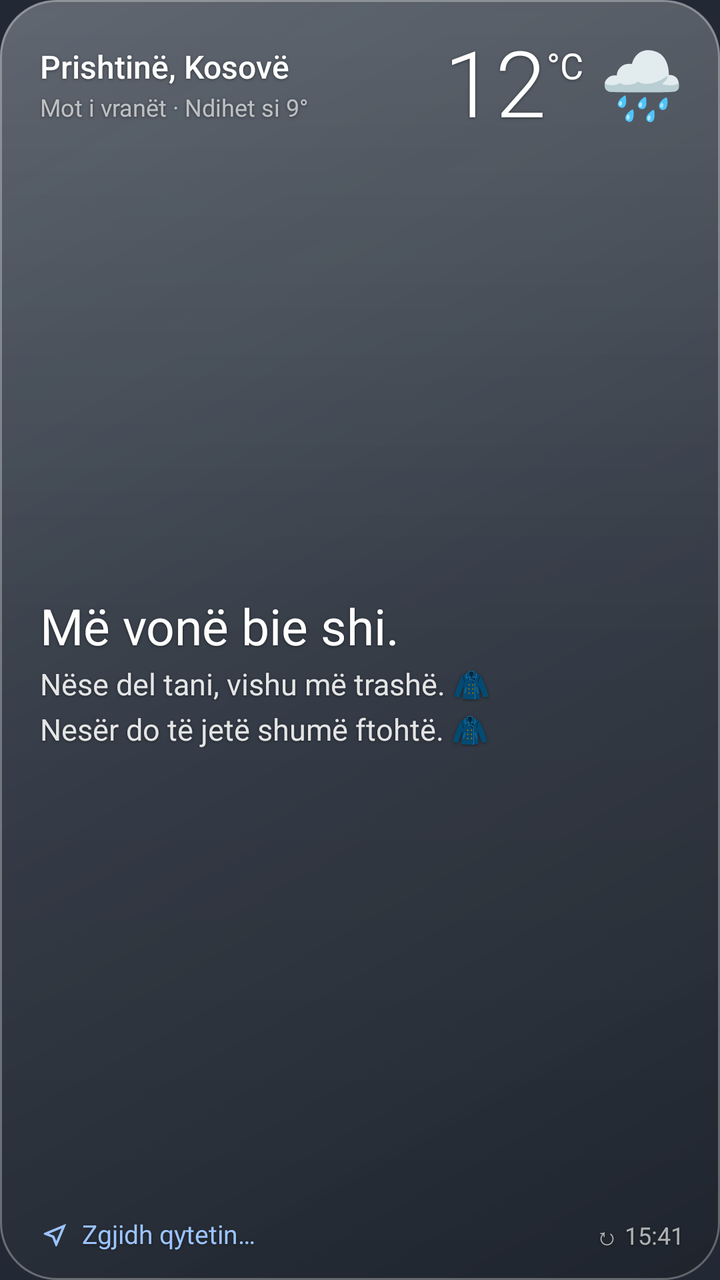
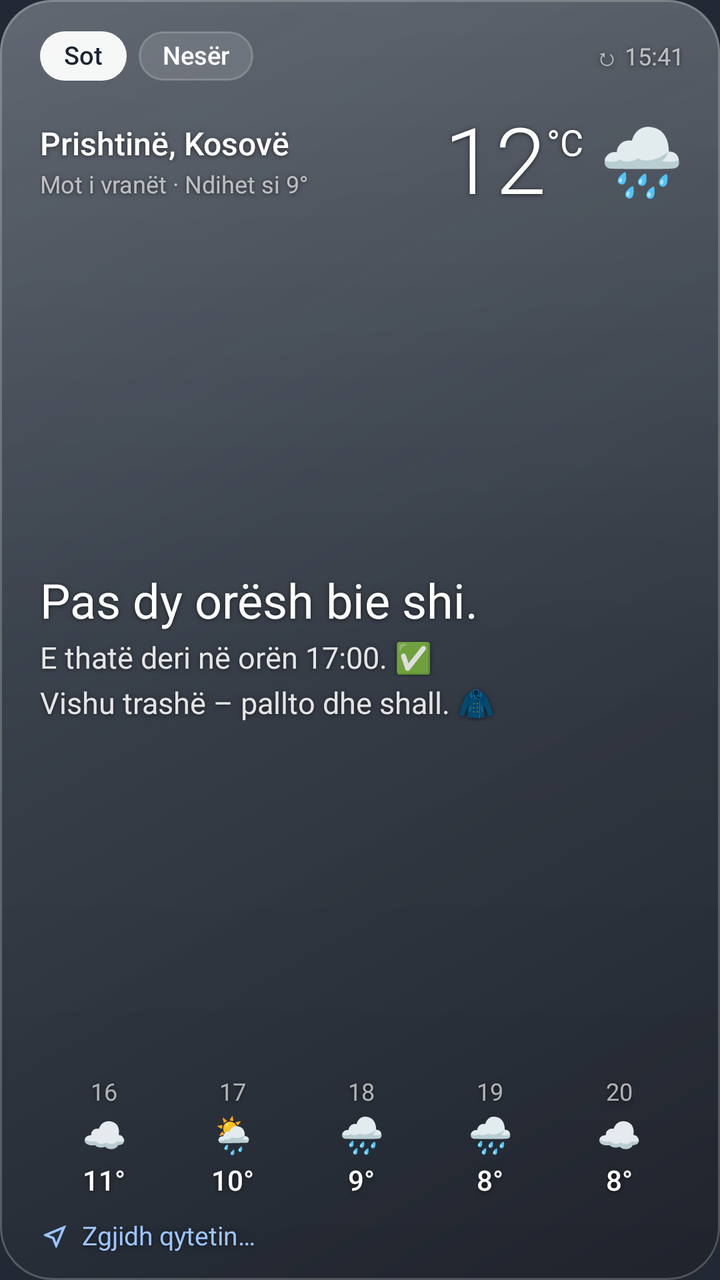

Screens rendered from an Android XML layout before and after an edit, with the pre-edit source and the edit as a unified diff.
<!-- AndroidManifest.xml: application theme Theme.Moti -->
<!-- res/layout/widget_large.xml -->
<?xml version="1.0" encoding="utf-8"?>
<FrameLayout xmlns:android="http://schemas.android.com/apk/res/android"
    android:id="@android:id/background"
    android:layout_width="match_parent"
    android:layout_height="match_parent">

    <ImageView
        android:id="@+id/glass"
        android:layout_width="match_parent"
        android:layout_height="match_parent"
        android:importantForAccessibility="no"
        android:scaleType="fitXY"
        android:src="@drawable/glass_bg" />

    <LinearLayout
        android:layout_width="match_parent"
        android:layout_height="match_parent"
        android:orientation="vertical"
        android:paddingStart="20dp"
        android:paddingTop="16dp"
        android:paddingEnd="18dp"
        android:paddingBottom="12dp">

        <LinearLayout
            android:layout_width="match_parent"
            android:layout_height="wrap_content"
            android:gravity="center_vertical"
            android:orientation="horizontal">

            <LinearLayout
                android:layout_width="0dp"
                android:layout_height="wrap_content"
                android:layout_weight="1"
                android:orientation="vertical">

                <TextView
                    android:id="@+id/tv_city"
                    style="@style/W.City"
                    android:text="Prishtinë, Kosovë" />

                <TextView
                    android:id="@+id/tv_cond"
                    style="@style/W.Cond"
                    android:text="Mot i vranët · Ndihet si 9°" />
            </LinearLayout>

            <TextView
                android:id="@+id/tv_temp"
                style="@style/W.Temp"
                android:text="12" />

            <TextView
                android:id="@+id/tv_unit"
                style="@style/W.Unit"
                android:text="°C" />

            <TextView
                android:id="@+id/tv_icon"
                style="@style/W.Icon"
                android:text="🌧️" />
        </LinearLayout>

        <LinearLayout
            android:layout_width="match_parent"
            android:layout_height="0dp"
            android:layout_weight="1"
            android:gravity="center_vertical"
            android:orientation="vertical">

            <TextView
                android:id="@+id/tv_headline"
                style="@style/W.Headline"
                android:text="Më vonë bie shi." />

            <TextView
                android:id="@+id/tv_line2"
                style="@style/W.Line"
                android:text="Nëse del tani, vishu më trashë. 🧥" />

            <TextView
                android:id="@+id/tv_line3"
                style="@style/W.Line"
                android:text="Nesër do të jetë shumë ftohtë. 🧥" />
        </LinearLayout>

        <LinearLayout
            android:layout_width="match_parent"
            android:layout_height="wrap_content"
            android:gravity="center_vertical"
            android:orientation="horizontal">

            <LinearLayout
                android:id="@+id/btn_city"
                android:layout_width="0dp"
                android:layout_height="wrap_content"
                android:layout_weight="1"
                android:gravity="center_vertical"
                android:orientation="horizontal"
                android:paddingTop="6dp"
                android:paddingBottom="2dp">

                <ImageView
                    android:layout_width="15dp"
                    android:layout_height="15dp"
                    android:importantForAccessibility="no"
                    android:src="@drawable/ic_nav" />

                <TextView
                    style="@style/W.Link"
                    android:text="@string/pick_city" />
            </LinearLayout>

            <TextView
                android:id="@+id/tv_updated"
                style="@style/W.Updated"
                android:text="↻ 15:41" />
        </LinearLayout>
    </LinearLayout>
</FrameLayout>
<!-- resources referenced by this layout -->
<resources>
  <!-- drawable glass_bg (drawable) -->
  <?xml version="1.0" encoding="utf-8"?>
  <layer-list xmlns:android="http://schemas.android.com/apk/res/android">
      <item>
          <shape android:shape="rectangle">
              <corners android:radius="@dimen/widget_radius" />
              <gradient
                  android:angle="315"
                  android:centerColor="#B3353C46"
                  android:endColor="#BF1D222A"
                  android:startColor="#C24F5863"
                  android:type="linear" />
          </shape>
      </item>
      <item>
          <shape android:shape="rectangle">
              <corners android:radius="@dimen/widget_radius" />
              <gradient
                  android:angle="270"
                  android:centerColor="#08FFFFFF"
                  android:endColor="#00FFFFFF"
                  android:startColor="#24FFFFFF"
                  android:type="linear" />
          </shape>
      </item>
      <item>
          <shape android:shape="rectangle">
              <corners android:radius="@dimen/widget_radius" />
              <stroke
                  android:width="1dp"
                  android:color="#4DFFFFFF" />
          </shape>
      </item>
  </layer-list>
  <string name="pick_city">Zgjidh qytetin…</string>
  <style name="W.City">
          <item name="android:textSize">16sp</item>
          <item name="android:fontFamily">sans-serif-medium</item>
      </style>
  <style name="W.Headline">
          <item name="android:layout_width">match_parent</item>
          <item name="android:textSize">25sp</item>
          <item name="android:maxLines">2</item>
      </style>
  <style name="W.Temp">
          <item name="android:textSize">46sp</item>
          <item name="android:fontFamily">sans-serif-light</item>
      </style>
  <style name="W.Updated">
          <item name="android:textSize">12sp</item>
          <item name="android:textColor">@color/text3</item>
          <item name="android:paddingStart">10dp</item>
          <item name="android:paddingTop">6dp</item>
          <item name="android:paddingBottom">2dp</item>
      </style>
  <dimen name="widget_radius">24dp</dimen>
  <color name="accent">#FF9CC4FF</color>
  <color name="text3">#A6FFFFFF</color>
  <color name="text2">#E0FFFFFF</color>
  <color name="window_fallback">#E60B1220</color>
  <color name="text">#FFFFFFFF</color>
  <!-- unchanged entries left out for length: 7 -->
</resources>

<!-- the commit's change to res/layout/widget_large.xml (unified diff, before → after) -->
@@ -1,6 +1,6 @@
 <?xml version="1.0" encoding="utf-8"?>
 <FrameLayout xmlns:android="http://schemas.android.com/apk/res/android"
-    android:id="@android:id/background"
+    android:id="@+id/root"
     android:layout_width="match_parent"
     android:layout_height="match_parent">
 
@@ -10,23 +10,57 @@
         android:layout_height="match_parent"
         android:importantForAccessibility="no"
         android:scaleType="fitXY"
-        android:src="@drawable/glass_bg" />
+        android:src="@drawable/glass_m" />
 
     <LinearLayout
         android:layout_width="match_parent"
         android:layout_height="match_parent"
         android:orientation="vertical"
         android:paddingStart="20dp"
-        android:paddingTop="16dp"
+        android:paddingTop="14dp"
         android:paddingEnd="18dp"
         android:paddingBottom="12dp">
 
+        
         <LinearLayout
             android:layout_width="match_parent"
             android:layout_height="wrap_content"
             android:gravity="center_vertical"
             android:orientation="horizontal">
 
+            <TextView
+                android:id="@+id/tab_today"
+                style="@style/W.Tab"
+                android:background="@drawable/tab_on"
+                android:textColor="@color/tab_ink"
+                android:text="Sot" />
+
+            <TextView
+                android:id="@+id/tab_tomorrow"
+                style="@style/W.Tab"
+                android:layout_marginStart="6dp"
+                android:background="@drawable/tab_off"
+                android:text="Nesër" />
+
+            <FrameLayout
+                android:layout_width="0dp"
+                android:layout_height="1dp"
+                android:layout_weight="1" />
+
+            <TextView
+                android:id="@+id/tv_updated"
+                style="@style/W.Updated"
+                android:text="↻ 15:41" />
+        </LinearLayout>
+
+        
+        <LinearLayout
+            android:layout_width="match_parent"
+            android:layout_height="wrap_content"
+            android:layout_marginTop="12dp"
+            android:gravity="center_vertical"
+            android:orientation="horizontal">
+
             <LinearLayout
                 android:layout_width="0dp"
                 android:layout_height="wrap_content"
@@ -60,60 +94,212 @@
                 android:text="🌧️" />
         </LinearLayout>
 
+        
         <LinearLayout
             android:layout_width="match_parent"
             android:layout_height="0dp"
             android:layout_weight="1"
             android:gravity="center_vertical"
-            android:orientation="vertical">
+            android:orientation="vertical"
+            android:paddingTop="6dp"
+            android:paddingBottom="6dp">
 
             <TextView
                 android:id="@+id/tv_headline"
                 style="@style/W.Headline"
-                android:text="Më vonë bie shi." />
+                android:text="Pas dy orësh bie shi." />
 
             <TextView
                 android:id="@+id/tv_line2"
                 style="@style/W.Line"
-                android:text="Nëse del tani, vishu më trashë. 🧥" />
+                android:text="E thatë deri në orën 17:00. ✅" />
 
             <TextView
                 android:id="@+id/tv_line3"
                 style="@style/W.Line"
-                android:text="Nesër do të jetë shumë ftohtë. 🧥" />
-        </LinearLayout>
-
-        <LinearLayout
+                android:text="Vishu trashë – pallto dhe shall. 🧥" />
+        </LinearLayout>
+
+        
+        <LinearLayout
+            android:id="@+id/hours"
             android:layout_width="match_parent"
             android:layout_height="wrap_content"
+            android:layout_marginBottom="8dp"
+            android:orientation="horizontal">
+            <LinearLayout
+                android:layout_width="0dp"
+                android:layout_height="wrap_content"
+                android:layout_weight="1"
+                android:gravity="center_horizontal"
+                android:orientation="vertical">
+
+                <TextView
+                    android:id="@+id/h0_t"
+                    style="@style/W"
+                    android:textColor="@color/text3"
+                    android:textSize="12sp"
+                    android:text="16" />
+
+                <TextView
+                    android:id="@+id/h0_e"
+                    style="@style/W"
+                    android:layout_marginTop="4dp"
+                    android:shadowRadius="0"
+                    android:textSize="18sp"
+                    android:text="☁️" />
+
+                <TextView
+                    android:id="@+id/h0_v"
+                    style="@style/W"
+                    android:layout_marginTop="4dp"
+                    android:fontFamily="sans-serif-medium"
+                    android:textSize="14sp"
+                    android:text="11°" />
+            </LinearLayout>
+            <LinearLayout
+                android:layout_width="0dp"
+                android:layout_height="wrap_content"
+                android:layout_weight="1"
+                android:gravity="center_horizontal"
+                android:orientation="vertical">
+
+                <TextView
+                    android:id="@+id/h1_t"
+                    style="@style/W"
+                    android:textColor="@color/text3"
+                    android:textSize="12sp"
+                    android:text="17" />
+
+                <TextView
+                    android:id="@+id/h1_e"
+                    style="@style/W"
+                    android:layout_marginTop="4dp"
+                    android:shadowRadius="0"
+                    android:textSize="18sp"
+                    android:text="🌦️" />
+
+                <TextView
+                    android:id="@+id/h1_v"
+                    style="@style/W"
+                    android:layout_marginTop="4dp"
+                    android:fontFamily="sans-serif-medium"
+                    android:textSize="14sp"
+                    android:text="10°" />
+            </LinearLayout>
+            <LinearLayout
+                android:layout_width="0dp"
+                android:layout_height="wrap_content"
+                android:layout_weight="1"
+                android:gravity="center_horizontal"
+                android:orientation="vertical">
+
+                <TextView
+                    android:id="@+id/h2_t"
+                    style="@style/W"
+                    android:textColor="@color/text3"
+                    android:textSize="12sp"
+                    android:text="18" />
+
+                <TextView
+                    android:id="@+id/h2_e"
+                    style="@style/W"
+                    android:layout_marginTop="4dp"
+                    android:shadowRadius="0"
+                    android:textSize="18sp"
+                    android:text="🌧️" />
+
+                <TextView
+                    android:id="@+id/h2_v"
+                    style="@style/W"
+                    android:layout_marginTop="4dp"
+                    android:fontFamily="sans-serif-medium"
+                    android:textSize="14sp"
+                    android:text="9°" />
+            </LinearLayout>
+            <LinearLayout
+                android:layout_width="0dp"
+                android:layout_height="wrap_content"
+                android:layout_weight="1"
+                android:gravity="center_horizontal"
+                android:orientation="vertical">
+
+                <TextView
+                    android:id="@+id/h3_t"
+                    style="@style/W"
+                    android:textColor="@color/text3"
+                    android:textSize="12sp"
+                    android:text="19" />
+
+                <TextView
+                    android:id="@+id/h3_e"
+                    style="@style/W"
+                    android:layout_marginTop="4dp"
+                    android:shadowRadius="0"
+                    android:textSize="18sp"
+                    android:text="🌧️" />
+
+                <TextView
+                    android:id="@+id/h3_v"
+                    style="@style/W"
+                    android:layout_marginTop="4dp"
+                    android:fontFamily="sans-serif-medium"
+                    android:textSize="14sp"
+                    android:text="8°" />
+            </LinearLayout>
+            <LinearLayout
+                android:layout_width="0dp"
+                android:layout_height="wrap_content"
+                android:layout_weight="1"
+                android:gravity="center_horizontal"
+                android:orientation="vertical">
+
+                <TextView
+                    android:id="@+id/h4_t"
+                    style="@style/W"
+                    android:textColor="@color/text3"
+                    android:textSize="12sp"
+                    android:text="20" />
+
+                <TextView
+                    android:id="@+id/h4_e"
+                    style="@style/W"
+                    android:layout_marginTop="4dp"
+                    android:shadowRadius="0"
+                    android:textSize="18sp"
+                    android:text="☁️" />
+
+                <TextView
+                    android:id="@+id/h4_v"
+                    style="@style/W"
+                    android:layout_marginTop="4dp"
+                    android:fontFamily="sans-serif-medium"
+                    android:textSize="14sp"
+                    android:text="8°" />
+            </LinearLayout>
+        </LinearLayout>
+
+        
+        <LinearLayout
+            android:id="@+id/btn_city"
+            android:layout_width="wrap_content"
+            android:layout_height="wrap_content"
             android:gravity="center_vertical"
-            android:orientation="horizontal">
-
-            <LinearLayout
-                android:id="@+id/btn_city"
-                android:layout_width="0dp"
-                android:layout_height="wrap_content"
-                android:layout_weight="1"
-                android:gravity="center_vertical"
-                android:orientation="horizontal"
-                android:paddingTop="6dp"
-                android:paddingBottom="2dp">
-
-                <ImageView
-                    android:layout_width="15dp"
-                    android:layout_height="15dp"
-                    android:importantForAccessibility="no"
-                    android:src="@drawable/ic_nav" />
-
-                <TextView
-                    style="@style/W.Link"
-                    android:text="@string/pick_city" />
-            </LinearLayout>
-
-            <TextView
-                android:id="@+id/tv_updated"
-                style="@style/W.Updated"
-                android:text="↻ 15:41" />
+            android:orientation="horizontal"
+            android:paddingTop="4dp"
+            android:paddingEnd="12dp"
+            android:paddingBottom="2dp">
+
+            <ImageView
+                android:layout_width="15dp"
+                android:layout_height="15dp"
+                android:importantForAccessibility="no"
+                android:src="@drawable/ic_nav" />
+
+            <TextView
+                android:id="@+id/tv_pick"
+                style="@style/W.Link"
+                android:text="@string/pick_city" />
         </LinearLayout>
     </LinearLayout>
 </FrameLayout>
<!-- resource entries referenced after the edit -->
@@ -1,48 +1,35 @@
 <!-- resources referenced by this layout -->
 <resources>
-  <!-- drawable glass_bg (drawable) -->
-  <?xml version="1.0" encoding="utf-8"?>
-  <layer-list xmlns:android="http://schemas.android.com/apk/res/android">
-      <item>
-          <shape android:shape="rectangle">
-              <corners android:radius="@dimen/widget_radius" />
-              <gradient
-                  android:angle="315"
-                  android:centerColor="#B3353C46"
-                  android:endColor="#BF1D222A"
-                  android:startColor="#C24F5863"
-                  android:type="linear" />
-          </shape>
-      </item>
-      <item>
-          <shape android:shape="rectangle">
-              <corners android:radius="@dimen/widget_radius" />
-              <gradient
-                  android:angle="270"
-                  android:centerColor="#08FFFFFF"
-                  android:endColor="#00FFFFFF"
-                  android:startColor="#24FFFFFF"
-                  android:type="linear" />
-          </shape>
-      </item>
-      <item>
-          <shape android:shape="rectangle">
-              <corners android:radius="@dimen/widget_radius" />
-              <stroke
-                  android:width="1dp"
-                  android:color="#4DFFFFFF" />
-          </shape>
-      </item>
-  </layer-list>
+  <color name="tab_ink">#FF1B2433</color>
   <string name="pick_city">Zgjidh qytetin…</string>
+  <style name="W">
+          <item name="android:layout_width">wrap_content</item>
+          <item name="android:layout_height">wrap_content</item>
+          <item name="android:textColor">@color/text</item>
+          <item name="android:includeFontPadding">false</item>
+          <item name="android:shadowColor">@color/shadow</item>
+          <item name="android:shadowRadius">6</item>
+          <item name="android:shadowDy">1</item>
+          <item name="android:maxLines">1</item>
+          <item name="android:ellipsize">end</item>
+      </style>
   <style name="W.City">
           <item name="android:textSize">16sp</item>
           <item name="android:fontFamily">sans-serif-medium</item>
       </style>
   <style name="W.Headline">
           <item name="android:layout_width">match_parent</item>
-          <item name="android:textSize">25sp</item>
+          <item name="android:textSize">24sp</item>
           <item name="android:maxLines">2</item>
+      </style>
+  <style name="W.Tab">
+          <item name="android:textSize">12.5sp</item>
+          <item name="android:fontFamily">sans-serif-medium</item>
+          <item name="android:paddingStart">12dp</item>
+          <item name="android:paddingEnd">12dp</item>
+          <item name="android:paddingTop">5dp</item>
+          <item name="android:paddingBottom">5dp</item>
+          <item name="android:shadowRadius">0</item>
       </style>
   <style name="W.Temp">
           <item name="android:textSize">46sp</item>
@@ -51,16 +38,63 @@
   <style name="W.Updated">
           <item name="android:textSize">12sp</item>
           <item name="android:textColor">@color/text3</item>
-          <item name="android:paddingStart">10dp</item>
+          <item name="android:paddingStart">12dp</item>
           <item name="android:paddingTop">6dp</item>
-          <item name="android:paddingBottom">2dp</item>
+          <item name="android:paddingBottom">6dp</item>
       </style>
-  <dimen name="widget_radius">24dp</dimen>
   <color name="accent">#FF9CC4FF</color>
   <color name="text3">#A6FFFFFF</color>
+  <!-- drawable glass_m (drawable) -->
+  <?xml version="1.0" encoding="utf-8"?>
+  <layer-list xmlns:android="http://schemas.android.com/apk/res/android">
+      <item>
+          <shape android:shape="rectangle">
+              <corners android:radius="26dp" />
+              <gradient
+                  android:angle="315"
+                  android:centerColor="#B8363D47"
+                  android:endColor="#C21C2129"
+                  android:startColor="#C7525B66"
+                  android:type="linear" />
+          </shape>
+      </item>
+      <item>
+          <shape android:shape="rectangle">
+              <corners android:radius="26dp" />
+              <gradient
+                  android:angle="270"
+                  android:centerColor="#06FFFFFF"
+                  android:endColor="#00FFFFFF"
+                  android:startColor="#22FFFFFF"
+                  android:type="linear" />
+          </shape>
+      </item>
+      <item>
+          <shape android:shape="rectangle">
+              <corners android:radius="26dp" />
+              <stroke
+                  android:width="1dp"
+                  android:color="#38FFFFFF" />
+          </shape>
+      </item>
+  </layer-list>
+  <!-- drawable tab_off (drawable) -->
+  <?xml version="1.0" encoding="utf-8"?>
+  <shape xmlns:android="http://schemas.android.com/apk/res/android" android:shape="rectangle">
+      <corners android:radius="100dp" />
+      <solid android:color="#1FFFFFFF" />
+      <stroke android:width="1dp" android:color="#33FFFFFF" />
+  </shape>
+  <!-- drawable tab_on (drawable) -->
+  <?xml version="1.0" encoding="utf-8"?>
+  <shape xmlns:android="http://schemas.android.com/apk/res/android" android:shape="rectangle">
+      <corners android:radius="100dp" />
+      <solid android:color="#F2FFFFFF" />
+  </shape>
   <color name="text2">#E0FFFFFF</color>
   <color name="window_fallback">#E60B1220</color>
   <color name="text">#FFFFFFFF</color>
+  <color name="shadow">#99000000</color>
   <!-- unchanged entries left out for length: 7 -->
 </resources>
 
